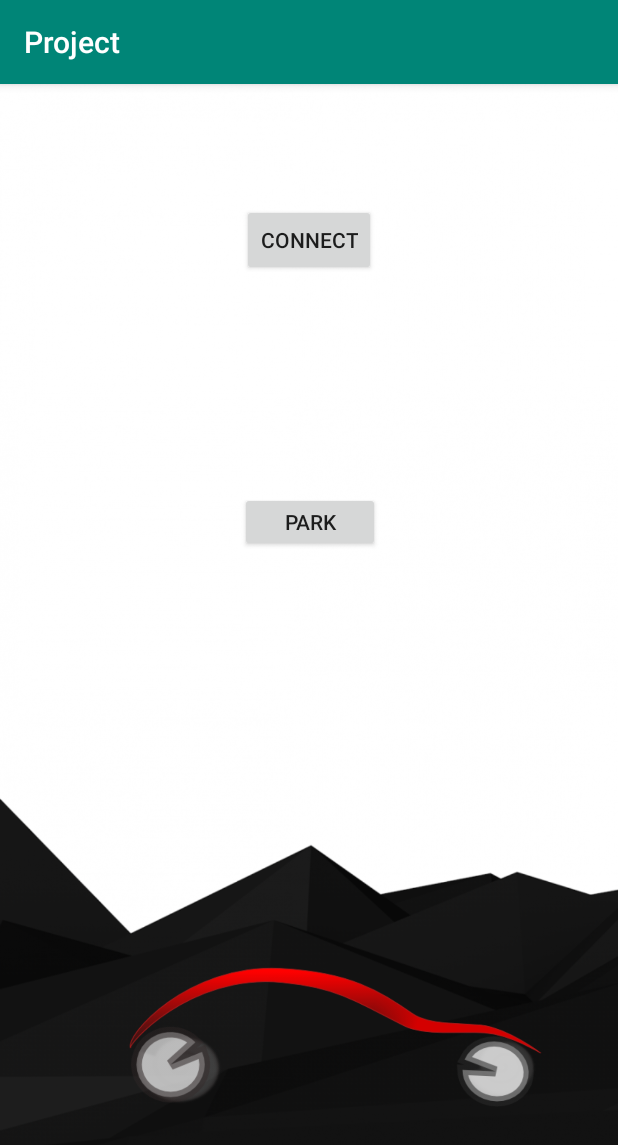
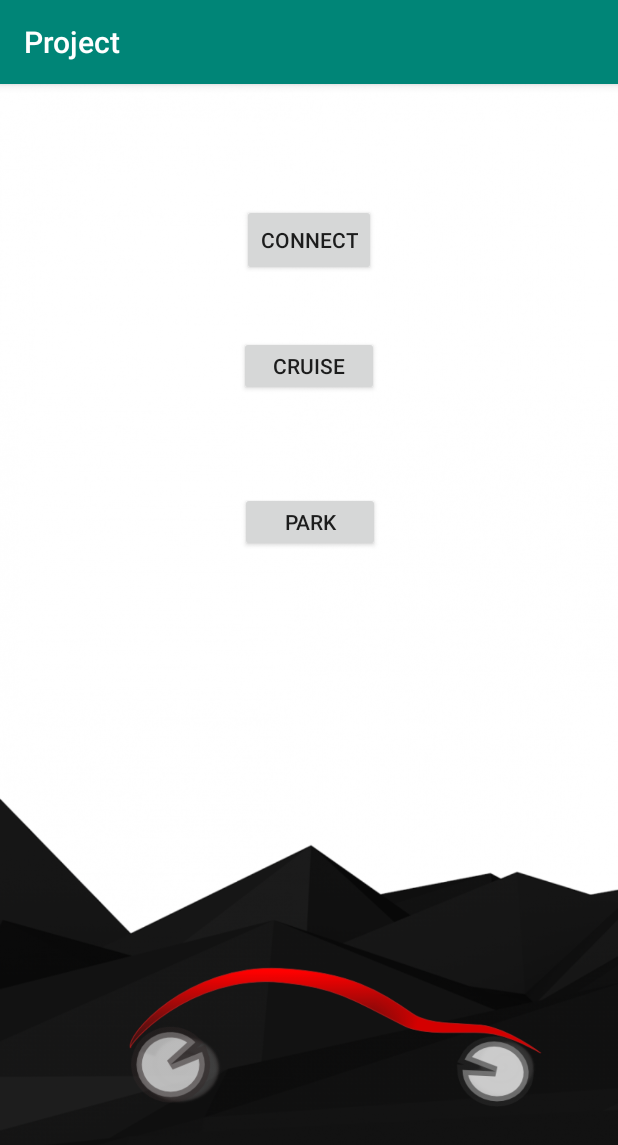
Before and after one commit to DIT112-V19/group-08, an Android app: the Parking screen opened directly, with no data from a screen before it, on a phone screen of 412 x 824 dp. Shown: the top 1145 px of the screen. Run offline under Robolectric (Android 15) with nearby library versions, the phone set to English and light mode, and no system bars.

Commit message:
Adding cruise control

```diff
--- a/Project2/app/src/main/java/com/example/project/Parking.java
+++ b/Project2/app/src/main/java/com/example/project/Parking.java
@@ -2,36 +2,30 @@ package com.example.project;
 
 import android.os.Bundle;
 import android.support.v7.app.AppCompatActivity;
-import android.view.Menu;
-import android.view.MenuItem;
-
 import android.bluetooth.BluetoothSocket;
 import android.content.Intent;
 import android.view.View;
 import android.widget.Button;
-import android.widget.ImageButton;
 import android.widget.Toast;
 import android.app.ProgressDialog;
 import android.bluetooth.BluetoothAdapter;
 import android.bluetooth.BluetoothDevice;
 import android.os.AsyncTask;
-
 import java.io.IOException;
 import java.util.UUID;
 
 
 public class Parking extends AppCompatActivity {
 
-    // Button btnOn, btnOff, btnDis;
     Button connect;
     Button park;
 
-    String address = null;
+    final String  address = "20:15:10:20:05:64"; ;
     private ProgressDialog progress;
     BluetoothAdapter myBluetooth = null;
     BluetoothSocket btSocket = null;
     private boolean isBtConnected = false;
-    //SPP UUID. Look for it
+
     static final UUID myUUID = UUID.fromString("00001101-0000-1000-8000-00805F9B34FB");
 
     @Override
@@ -39,16 +33,13 @@ public class Parking extends AppCompatActivity {
     {
         super.onCreate(savedInstanceState);
 
-        Intent newint = getIntent();
-        address = "20:15:10:20:05:64"; //receive the address of the bluetooth device
-
-        //view of the ledControl
         setContentView(R.layout.activity_parking);
 
         //call the widgets
         connect = (Button)findViewById(R.id.connect);
 
         park = (Button) findViewById(R.id.park);
+
 
          //Call the class to connect
 
@@ -70,6 +61,25 @@ public class Parking extends AppCompatActivity {
                     try
                     {
                         btSocket.getOutputStream().write("P".toString().getBytes());
+                    }
+                    catch (IOException e)
+                    {
+                        msg("Error");
+                    }
+                }
+            }
+        });
+
+        Button cruise = (Button) findViewById(R.id.cruise);
+
+        cruise.setOnClickListener(new View.OnClickListener() {
+            @Override
+            public void onClick(View v) {
+                if (btSocket!=null)
+                {
+                    try
+                    {
+                        btSocket.getOutputStream().write("C".toString().getBytes());
                     }
                     catch (IOException e)
                     {
--- a/Project2/app/src/main/res/layout/activity_parking.xml
+++ b/Project2/app/src/main/res/layout/activity_parking.xml
@@ -52,4 +52,18 @@
         app:layout_constraintStart_toStartOf="parent"
         app:layout_constraintTop_toTopOf="parent" />
 
+    <Button
+        android:id="@+id/cruise"
+        android:layout_width="93dp"
+        android:layout_height="40dp"
+        android:layout_marginStart="160dp"
+        android:layout_marginLeft="160dp"
+        android:layout_marginTop="168dp"
+        android:layout_marginEnd="160dp"
+        android:layout_marginRight="160dp"
+        android:text="cruise"
+        app:layout_constraintEnd_toEndOf="parent"
+        app:layout_constraintStart_toStartOf="parent"
+        app:layout_constraintTop_toTopOf="parent" />
+
 </android.support.constraint.ConstraintLayout>
```
Also changed, not shown: 1 other file.
